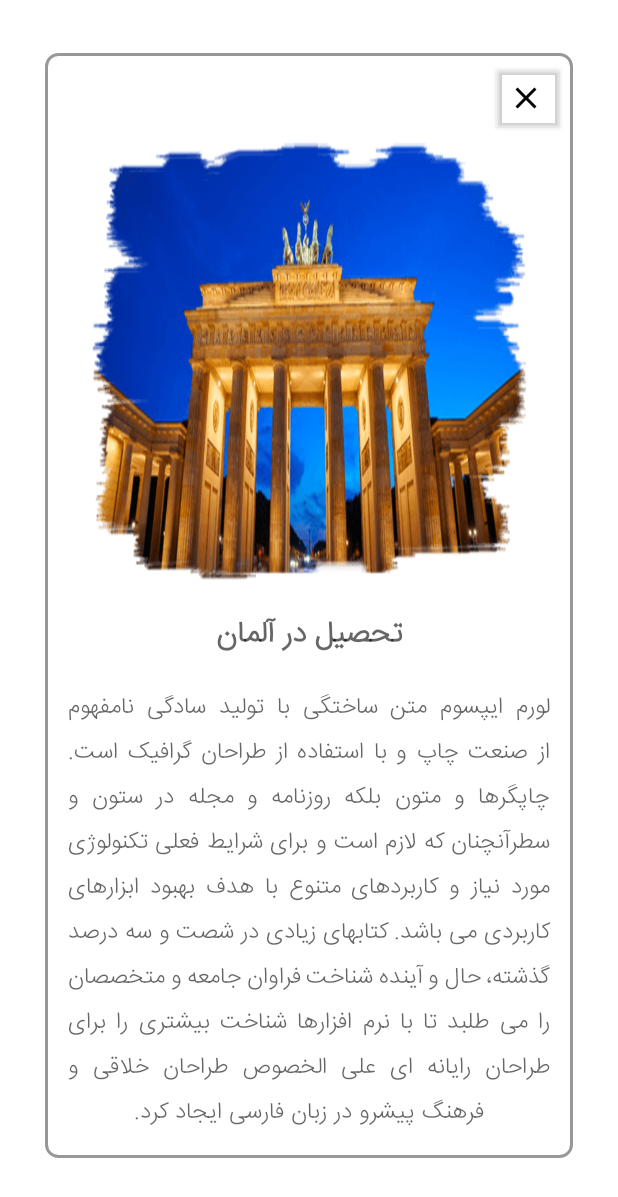
After one commit to MOOODZ/DictionaryApp, an Android app: the layout activity_article_dialog.xml on its own in the app's theme, with its tools: preview values and no code run, on a phone screen of 412 x 824 dp. The commit adds this screen. Shown: the top 1197 px of the screen. Run offline under Robolectric (Android 15) with nearby library versions, the phone set to English and light mode, and no system bars.

Commit message:
# Setting the dialog

```diff
--- a/app/build.gradle
+++ b/app/build.gradle
@@ -7,9 +7,12 @@ plugins {
 android {
     namespace 'com.example.dictionary'
     compileSdk 33
+
     buildFeatures{
         viewBinding true
+
     }
+
 
     defaultConfig {
         applicationId "com.example.dictionary"
--- a/app/src/main/java/com/example/dictionary/apiManager/ApiService.kt
+++ b/app/src/main/java/com/example/dictionary/apiManager/ApiService.kt
@@ -1,5 +1,6 @@
 package com.example.dictionary.apiManager
 
+import com.example.dictionary.apiManager.networkModel.Article
 import com.example.dictionary.apiManager.networkModel.Words
 import retrofit2.Call
 import retrofit2.http.Field
@@ -9,4 +10,7 @@ import retrofit2.http.POST
 interface ApiService {
     @POST("getListarticle")
     suspend fun getWords(): Words
+
+    @POST("detaile_article")
+    suspend fun getArticle(): Article
 }
--- /dev/null
+++ b/app/src/main/java/com/example/dictionary/apiManager/networkModel/Article.kt
@@ -0,0 +1,5 @@
+package com.example.dictionary.apiManager.networkModel
+
+data class Article(
+    val detaile_article: DetaileArticle
+)
--- a/app/src/main/java/com/example/dictionary/view/DictionaryFragment.kt
+++ b/app/src/main/java/com/example/dictionary/view/DictionaryFragment.kt
@@ -75,7 +75,7 @@ class DictionaryFragment : Fragment() {
 
             )
 
-        recyclerView = view.findViewById(R.id.recyclerEmpty)
+        recyclerView = view.findViewById(R.id.rvMonths)
         recyclerView.layoutManager = LinearLayoutManager(context, RecyclerView.VERTICAL, false)
         adapter = MonthsAdapter(monthsList.clone() as ArrayList<Months>)
         recyclerView.adapter = adapter
--- a/app/src/main/java/com/example/dictionary/view/MainActivity.kt
+++ b/app/src/main/java/com/example/dictionary/view/MainActivity.kt
@@ -23,7 +23,6 @@ import com.example.dictionary.databinding.ActivityMainBinding
 import com.google.android.material.appbar.AppBarLayout
 import com.google.android.material.tabs.TabLayout
 import com.google.android.material.tabs.TabLayoutMediator
-import kotlinx.android.synthetic.main.activity_suggestion_dialog.*
 
 
 class MainActivity : AppCompatActivity() {
--- /dev/null
+++ b/app/src/main/res/drawable/dialog_borders.xml
@@ -0,0 +1,7 @@
+<?xml version="1.0" encoding="utf-8"?>
+<shape xmlns:android="http://schemas.android.com/apk/res/android">
+    <corners android:radius="8dp"/>
+        <solid android:color="@color/white"/>
+    <stroke android:width="2dp" android:color="@color/gray"/>
+
+</shape>
--- /dev/null
+++ b/app/src/main/res/drawable/ic_close.xml
@@ -0,0 +1,10 @@
+<vector xmlns:android="http://schemas.android.com/apk/res/android"
+    android:width="24dp"
+    android:height="24dp"
+    android:tint="#070708"
+    android:viewportWidth="24"
+    android:viewportHeight="24">
+    <path
+        android:fillColor="@android:color/white"
+        android:pathData="M19,6.41L17.59,5 12,10.59 6.41,5 5,6.41 10.59,12 5,17.59 6.41,19 12,13.41 17.59,19 19,17.59 13.41,12z" />
+</vector>
--- /dev/null
+++ b/app/src/main/res/layout/activity_article_dialog.xml
@@ -0,0 +1,88 @@
+<?xml version="1.0" encoding="utf-8"?>
+<androidx.core.widget.NestedScrollView xmlns:android="http://schemas.android.com/apk/res/android"
+    xmlns:app="http://schemas.android.com/apk/res-auto"
+    xmlns:tools="http://schemas.android.com/tools"
+    android:layout_width="wrap_content"
+    android:layout_height="wrap_content"
+    android:layout_gravity="center"
+    android:layout_marginHorizontal="30dp"
+    android:orientation="vertical"
+    app:cardCornerRadius="20dp"
+    android:layout_marginBottom="8dp">
+
+    <androidx.constraintlayout.widget.ConstraintLayout
+        android:id="@+id/constraintLayout"
+        android:padding="5dp"
+        android:layout_width="wrap_content"
+        android:layout_height="wrap_content"
+        android:background="@drawable/dialog_borders"
+        android:gravity="center"
+        app:layout_constraintTop_toTopOf="parent"
+        tools:layout_editor_absoluteX="0dp">
+
+
+        <androidx.appcompat.widget.AppCompatButton
+            android:id="@+id/btn_closeDialog"
+            android:layout_width="50dp"
+            android:layout_height="50dp"
+            android:drawableStart="@drawable/ic_close"
+            app:circularflow_radiusInDP="50dp"
+            android:backgroundTintMode="multiply"
+            android:backgroundTint="@android:color/transparent"
+            app:layout_constraintEnd_toEndOf="parent"
+            app:layout_constraintTop_toTopOf="parent" />
+
+
+        <ImageView
+            android:id="@+id/ivDialog"
+            android:layout_width="300dp"
+            android:layout_height="300dp"
+            android:layout_gravity="center"
+            android:scaleType="fitXY"
+            android:src="@drawable/germany_pic_two"
+            app:layout_constraintDimensionRatio="3:2"
+            app:layout_constraintEnd_toEndOf="parent"
+            app:layout_constraintStart_toStartOf="parent"
+            app:layout_constraintTop_toBottomOf="@id/btn_closeDialog" />
+
+
+        <TextView
+            android:id="@+id/tvTitle"
+            style="@style/FontStyle"
+            android:layout_width="match_parent"
+            android:layout_height="wrap_content"
+            android:layout_marginTop="16dp"
+            android:layout_marginBottom="8dp"
+            android:gravity="center"
+            android:hint="@string/education"
+            android:textColor="@color/black"
+            android:textSize="20sp"
+            android:textStyle="bold"
+            app:layout_constraintEnd_toEndOf="parent"
+            app:layout_constraintStart_toStartOf="parent"
+            app:layout_constraintTop_toBottomOf="@id/ivDialog" />
+
+        <TextView
+            android:id="@+id/tvArticle"
+            style="@style/FontStyle"
+            android:padding="10dp"
+            android:layout_width="match_parent"
+            android:layout_height="wrap_content"
+            android:layout_gravity="center"
+            android:layout_marginTop="6dp"
+            android:gravity="center"
+            android:justificationMode="inter_word"
+            android:lineSpacingExtra="5dp"
+            android:textColor="@color/black"
+            android:textSize="15sp"
+            android:hint="@string/test_text"
+            app:layout_constraintBottom_toBottomOf="parent"
+            app:layout_constraintEnd_toEndOf="parent"
+            app:layout_constraintStart_toStartOf="parent"
+            app:layout_constraintTop_toBottomOf="@id/tvTitle" />
+
+
+    </androidx.constraintlayout.widget.ConstraintLayout>
+
+
+</androidx.core.widget.NestedScrollView>
--- a/app/src/main/res/layout/fragment_dictionary.xml
+++ b/app/src/main/res/layout/fragment_dictionary.xml
@@ -8,7 +8,7 @@
     tools:context=".view.MainActivity">
 
     <androidx.recyclerview.widget.RecyclerView
-        android:id="@+id/recyclerEmpty"
+        android:id="@+id/rvMonths"
         android:layout_width="match_parent"
         android:layout_height="match_parent"
         tools:listitem="@layout/example_item_list"
--- a/app/src/main/res/layout/fragment_education.xml
+++ b/app/src/main/res/layout/fragment_education.xml
@@ -7,11 +7,13 @@
     android:padding="10dp">
 
     <androidx.recyclerview.widget.RecyclerView
-        android:id="@+id/recyclerMain"
+        android:id="@+id/rvArticle"
         android:layout_width="match_parent"
         android:layout_height="match_parent"
         android:background="?attr/colorSurface"
         android:paddingBottom="35dp"
-        tools:listitem="@layout/item_list" />
+        tools:listitem="@layout/article_list" />
+
+
 
 </androidx.core.widget.NestedScrollView>
--- a/app/src/main/res/values/colors.xml
+++ b/app/src/main/res/values/colors.xml
@@ -9,4 +9,5 @@
     <color name="white">#FFFFFFFF</color>
     <color name="dark_white">#A1E1D9D1</color>
     <color name="gold">#FFD700</color>
+    <color name="gray">#CE808080</color>
 </resources>
```
Also changed, not shown: app/src/main/java/com/example/dictionary/adapter/ArticleAdapter.kt (renamed from app/src/main/java/com/example/dictionary/adapter/ArtListAdapter.kt, +8 -8 lines), app/src/main/java/com/example/dictionary/apiManager/networkModel/DetaileArticle.kt (added, +8 -0 lines), app/src/main/java/com/example/dictionary/view/EducationFragment.kt (+26 -26 lines), app/src/main/java/com/example/dictionary/view/dialog/ArticleDialog.kt (renamed from app/src/main/java/com/example/dictionary/view/dialog/SuggestDialog.kt, +29 -23 lines), app/src/main/java/com/example/dictionary/viewmodel/MainViewModel.kt (+29 -4 lines), app/src/main/res/layout/activity_suggestion_dialog.xml (deleted, +0 -160 lines), app/src/main/res/layout/article_list.xml (renamed from app/src/main/res/layout/item_list.xml, +5 -5 lines).
